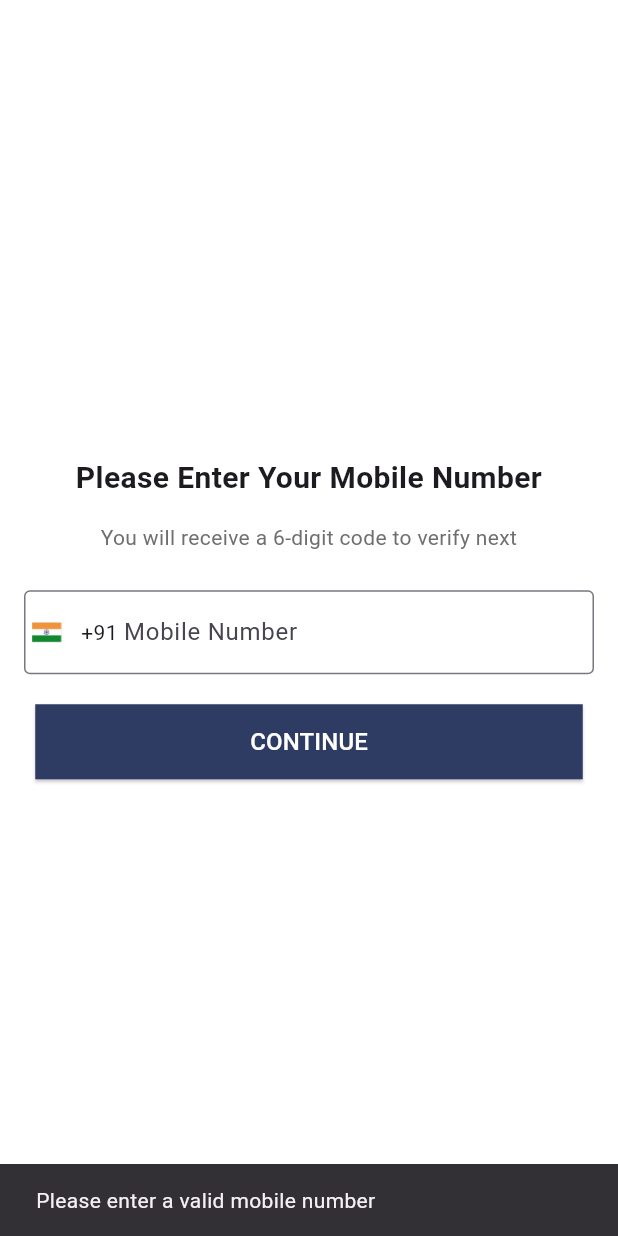
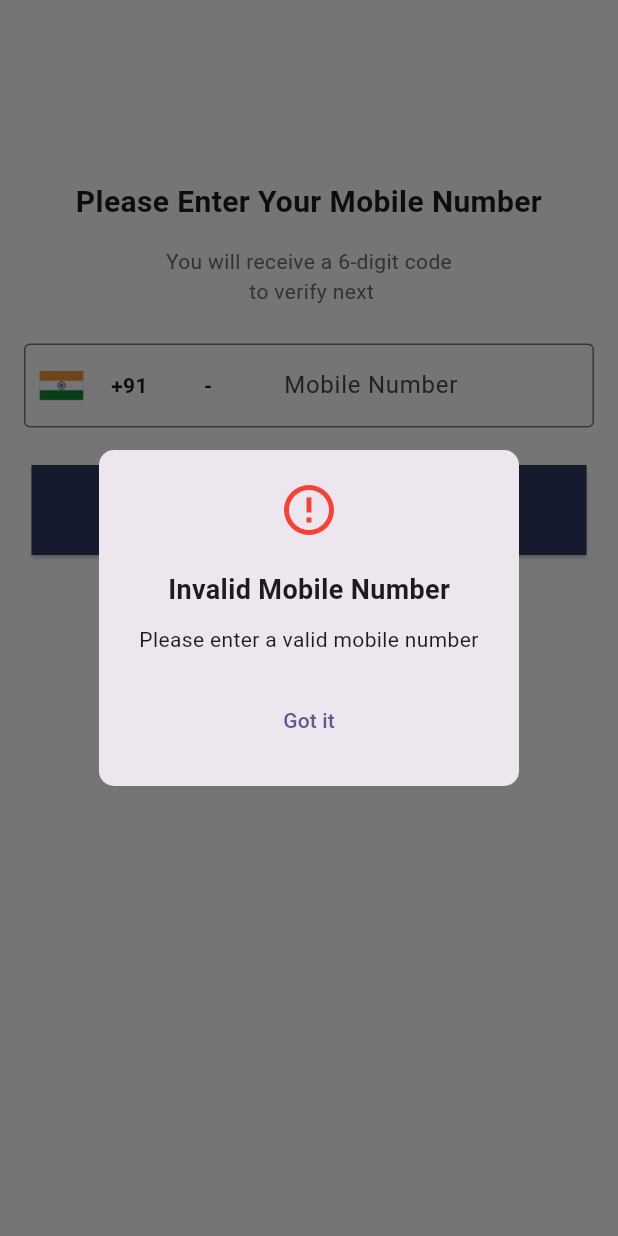
Before and after one commit to YashAhirrao18/Phone-Authentication, a Flutter app: the MobileNumberScreen screen opened directly, after a tap on "CONTINUE", on a phone screen of 412 x 824 dp. Run offline on Flutter 3.47's test engine with Material 3 defaults, Android fonts, the phone set to English and light mode, and no system bars; our stand-ins replace firebase_auth, firebase_core; accounts and stored records are empty.

Commit message:
Final Version

```diff
--- a/lib/screens/mobile_number_screen.dart
+++ b/lib/screens/mobile_number_screen.dart
@@ -1,4 +1,5 @@
 import 'package:flutter/material.dart';
+import 'package:phone_auth/widgets/custom_popup.dart';
 import '../services/auth_service.dart';
 import '../widgets/heading_text.dart'; // Import your HeadingText widget
 import '../widgets/subheading_text.dart'; // Import your SubheadingText widget
@@ -20,17 +21,21 @@ class MobileNumberScreen extends StatelessWidget {
         backgroundColor: Colors.white, // Set background to white
         body: SafeArea(
           child: Padding(
-            padding: const EdgeInsets.symmetric(horizontal: 16.0),
+            padding: const EdgeInsets.symmetric(
+              horizontal: 16.0,
+            ),
             child: Column(
               mainAxisSize: MainAxisSize.max,
-              mainAxisAlignment: MainAxisAlignment.center, // Center the content
               children: [
+                const SizedBox(
+                  height: 120,
+                ),
                 // Heading Text
                 const HeadingText('Please Enter Your Mobile Number'),
                 const SizedBox(height: 10),
                 // Subheading Text
                 const SubheadingText(
-                    'You will receive a 6-digit code to verify next'),
+                    'You will receive a 6-digit code \n to verify next'),
                 const SizedBox(height: 20),
                 // Mobile number input field
                 TextField(
@@ -43,11 +48,15 @@ class MobileNumberScreen extends StatelessWidget {
                         Image(
                           image: AssetImage(
                               'assets/images/india_flag.png'), // Ensure you have the flag image in your assets
-                          height: 20, // Adjust height as necessary
-                          width: 30, // Adjust width as necessary
+                          height: 30, // Adjust height as necessary
+                          width: 50, // Adjust width as necessary
                         ),
                         SizedBox(width: 8),
-                        Text('+91'), // Country code
+                        Text(
+                          '+91       \t\t\t- ',
+                          style: TextStyle(fontWeight: FontWeight.bold),
+                        ), // Country code
+                        SizedBox(width: 40),
                       ],
                     ),
                     border: OutlineInputBorder(),
@@ -55,7 +64,7 @@ class MobileNumberScreen extends StatelessWidget {
                   ),
                   keyboardType: TextInputType.phone,
                 ),
-                const SizedBox(height: 20),
+                const SizedBox(height: 25),
                 // Next Button
                 NextButton(
                   onPressed: () async {
@@ -70,16 +79,23 @@ class MobileNumberScreen extends StatelessWidget {
                         ),
                       );
                     } else {
+                      showDialog(
+                        context: context,
+                        barrierDismissible:
+                            false, // Prevent dismissing by tapping outside
+                        builder: (BuildContext context) {
+                          return const CustomPopupDialog(
+                            title: 'Invalid Mobile Number',
+                            content: 'Please enter a valid mobile number',
+                            buttonText: 'Got it', // Custom button text
+                          );
+                        },
+                      );
                       // Show an error message if mobile number is empty
-                      ScaffoldMessenger.of(context).showSnackBar(
-                        const SnackBar(
-                          content: Text('Please enter a valid mobile number'),
-                        ),
-                      );
                     }
                   },
-                  width: 365,
-                  height: 50,
+                  width: 370,
+                  height: 60,
                   text: 'CONTINUE',
                 ),
               ],
--- /dev/null
+++ b/lib/widgets/custom_popup.dart
@@ -0,0 +1,60 @@
+// ignore_for_file: use_super_parameters
+
+import 'package:flutter/material.dart';
+
+class CustomPopupDialog extends StatelessWidget {
+  final String title;
+  final String content;
+  final String buttonText;
+
+  // Constructor to accept dynamic content for the dialog
+  const CustomPopupDialog({
+    Key? key,
+    required this.title,
+    required this.content,
+    this.buttonText = 'OK', // Default value for button text
+  }) : super(key: key);
+
+  @override
+  Widget build(BuildContext context) {
+    return Dialog(
+      shape: RoundedRectangleBorder(
+        borderRadius: BorderRadius.circular(10),
+      ),
+      child: Padding(
+        padding: const EdgeInsets.all(20.0),
+        child: Column(
+          mainAxisSize: MainAxisSize.min,
+          children: [
+            // ignore: prefer_const_constructors
+            Icon(
+              Icons.error_outline,
+              color: Colors.red,
+              size: 40,
+            ),
+            const SizedBox(height: 20),
+            Text(
+              title,
+              style: const TextStyle(
+                fontWeight: FontWeight.bold,
+                fontSize: 18,
+              ),
+            ),
+            const SizedBox(height: 10),
+            Text(
+              content,
+              textAlign: TextAlign.center,
+            ),
+            const SizedBox(height: 20),
+            TextButton(
+              onPressed: () {
+                Navigator.of(context).pop(); // Close the dialog
+              },
+              child: Text(buttonText),
+            ),
+          ],
+        ),
+      ),
+    );
+  }
+}
--- a/lib/widgets/language_dropdown.dart
+++ b/lib/widgets/language_dropdown.dart
@@ -14,7 +14,7 @@ class LanguageDropdown extends StatelessWidget {
   @override
   Widget build(BuildContext context) {
     return Padding(
-      padding: const EdgeInsets.symmetric(vertical: 25, horizontal: 70),
+      padding: const EdgeInsets.symmetric(vertical: 30, horizontal: 70),
       child: Container(
         decoration: BoxDecoration(
           border: Border.all(color: Colors.grey),
--- a/lib/widgets/otp_input_field.dart
+++ b/lib/widgets/otp_input_field.dart
@@ -16,13 +16,13 @@ class OTPInputField extends StatelessWidget {
   @override
   Widget build(BuildContext context) {
     return SizedBox(
-      width: 50,
-      height: 50,
+      width: 55,
+      height: 55,
       child: Container(
         decoration: BoxDecoration(
           color: AppStyles.otpBoxColor, // Background color for OTP input
           borderRadius:
-              BorderRadius.circular(8), // Circular radius for better aesthetics
+              BorderRadius.circular(0), // Circular radius for better aesthetics
         ),
         child: TextField(
           controller: controller,
```
Also changed, not shown: lib/screens/language_selection_screen.dart (+7 -4 lines), lib/screens/otp_verification_screen.dart (+32 -12 lines), lib/screens/profile_selection_screen.dart (+11 -4 lines).
